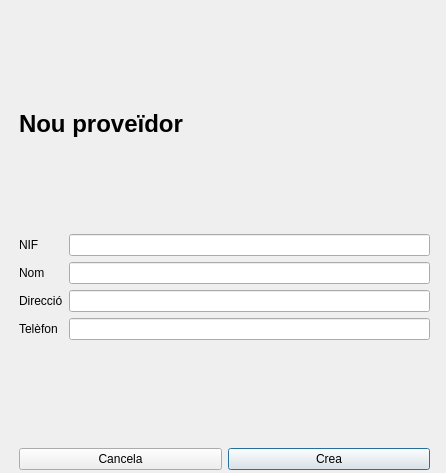
lockedofh/GestionS, file src/ui/add_vendor.ui: the form before one commit.
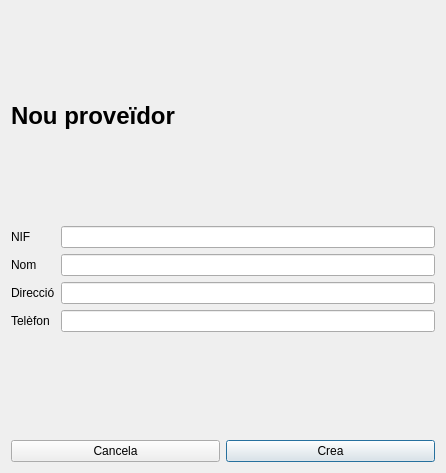
The form after the commit.

Patch:
```diff
--- a/src/ui/add_vendor.ui
+++ b/src/ui/add_vendor.ui
@@ -13,15 +13,8 @@
   <property name="windowTitle">
    <string>Form</string>
   </property>
-  <widget class="QWidget" name="verticalLayoutWidget">
-   <property name="geometry">
-    <rect>
-     <x>19</x>
-     <y>19</y>
-     <width>411</width>
-     <height>451</height>
-    </rect>
-   </property>
+  <layout class="QVBoxLayout" name="verticalLayout_2">
+   <item>
    <layout class="QVBoxLayout" name="verticalLayout">
     <item>
      <widget class="QLabel" name="labelTitle">
@@ -117,7 +110,8 @@
      </layout>
     </item>
    </layout>
-  </widget>
+   </item>
+  </layout>
  </widget>
  <resources/>
  <connections/>
```
Left out of the diff: 6 changed lines with no effect on the pictures. Lines whose indentation alone changed are shown as unchanged.
